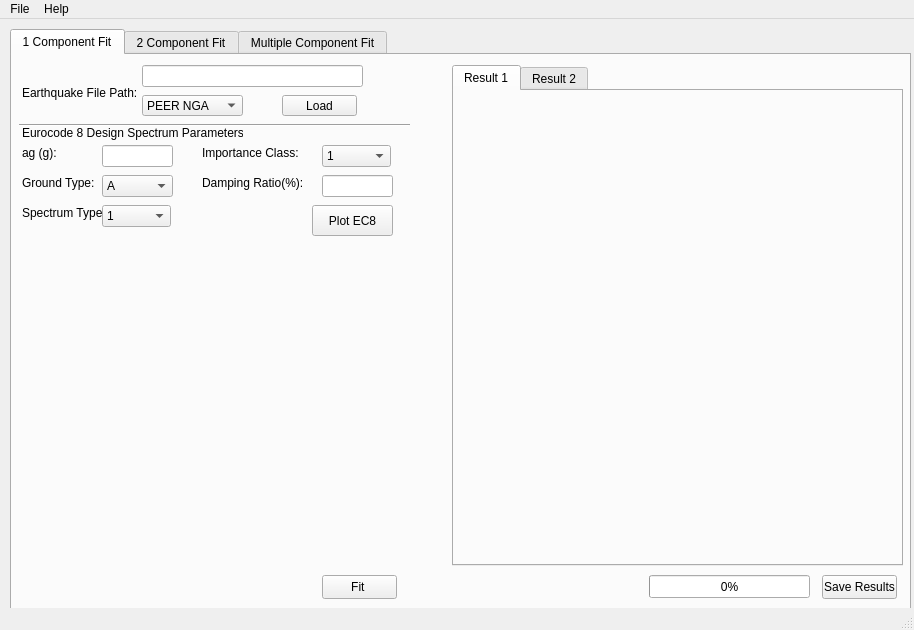
Before: the Qt Designer form ui/main.ui in iammix/SpectralMatchPy, drawn with Qt 5.
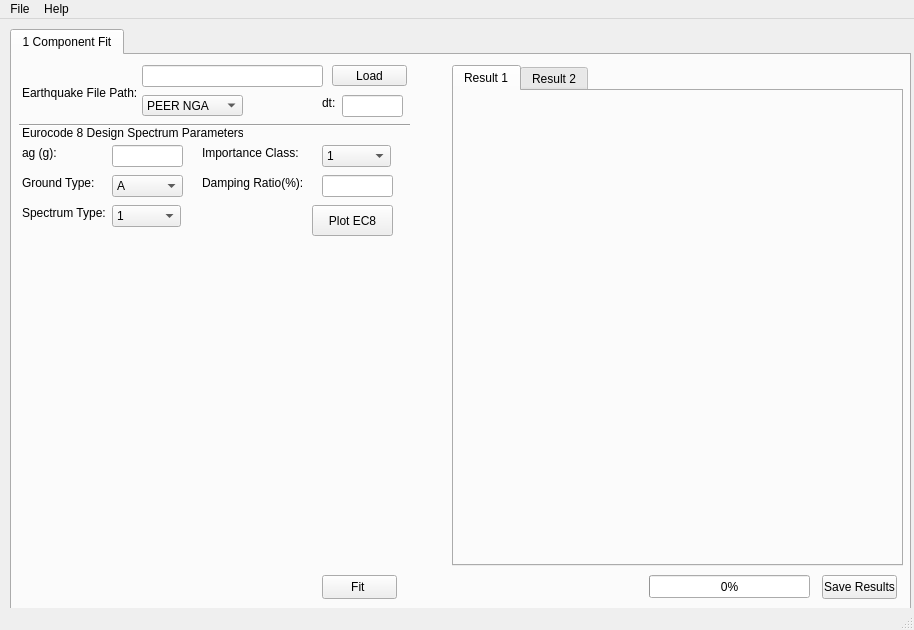
After: the same form once the commit is applied. Icons and pictures are not drawn.

Commit message: 1 Component Release is ready!

Patch:
```diff
--- a/ui/main.ui
+++ b/ui/main.ui
@@ -17,6 +17,9 @@
    <iconset>
     <normaloff>assets/spectrum.ico</normaloff>assets/spectrum.ico</iconset>
   </property>
+  <property name="autoFillBackground">
+   <bool>true</bool>
+  </property>
   <property name="unifiedTitleAndToolBarOnMac">
    <bool>false</bool>
   </property>
@@ -55,7 +58,7 @@
        <rect>
         <x>130</x>
         <y>10</y>
-        <width>221</width>
+        <width>181</width>
         <height>22</height>
        </rect>
       </property>
@@ -63,8 +66,8 @@
      <widget class="QPushButton" name="pushButton">
       <property name="geometry">
        <rect>
-        <x>270</x>
-        <y>40</y>
+        <x>320</x>
+        <y>10</y>
         <width>75</width>
         <height>21</height>
        </rect>
@@ -167,7 +170,7 @@
      <widget class="QLineEdit" name="lineEdit_2">
       <property name="geometry">
        <rect>
-        <x>90</x>
+        <x>100</x>
         <y>90</y>
         <width>71</width>
         <height>22</height>
@@ -177,7 +180,7 @@
      <widget class="QComboBox" name="comboBox_2">
       <property name="geometry">
        <rect>
-        <x>90</x>
+        <x>100</x>
         <y>120</y>
         <width>71</width>
         <height>22</height>
@@ -207,7 +210,7 @@
      <widget class="QComboBox" name="comboBox_3">
       <property name="geometry">
        <rect>
-        <x>90</x>
+        <x>100</x>
         <y>150</y>
         <width>69</width>
         <height>22</height>
@@ -388,16 +391,35 @@
        <number>0</number>
       </property>
      </widget>
-    </widget>
-    <widget class="QWidget" name="tab_2">
-     <attribute name="title">
-      <string>2 Component Fit</string>
-     </attribute>
-    </widget>
-    <widget class="QWidget" name="tab_3">
-     <attribute name="title">
-      <string>Multiple Component Fit</string>
-     </attribute>
+     <widget class="QLineEdit" name="lineEdit_4">
+      <property name="enabled">
+       <bool>true</bool>
+      </property>
+      <property name="geometry">
+       <rect>
+        <x>330</x>
+        <y>40</y>
+        <width>61</width>
+        <height>22</height>
+       </rect>
+      </property>
+      <property name="readOnly">
+       <bool>false</bool>
+      </property>
+     </widget>
+     <widget class="QLabel" name="label_8">
+      <property name="geometry">
+       <rect>
+        <x>310</x>
+        <y>40</y>
+        <width>21</width>
+        <height>16</height>
+       </rect>
+      </property>
+      <property name="text">
+       <string>dt:</string>
+      </property>
+     </widget>
     </widget>
    </widget>
   </widget>
```
Left out of the diff: 13 changed lines with no effect on the pictures. The commit also changes 2 other files.
